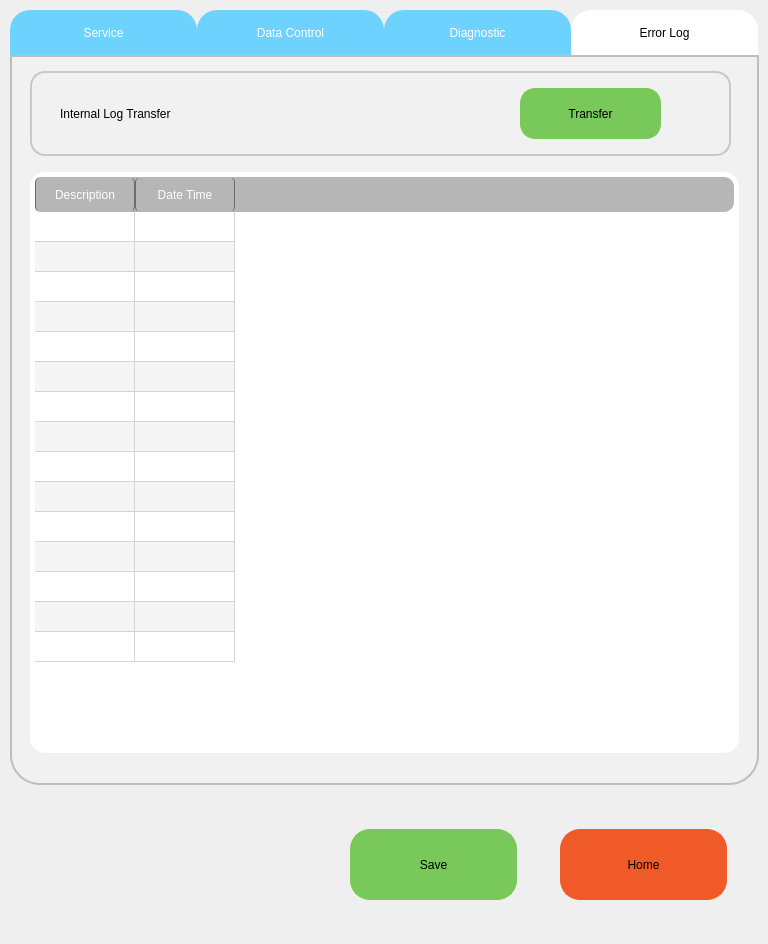
Before: the Qt Designer form pApp-22-June-2021/sservice.ui in ChandraMVE/PSSC_QT_Development, drawn with Qt 5.
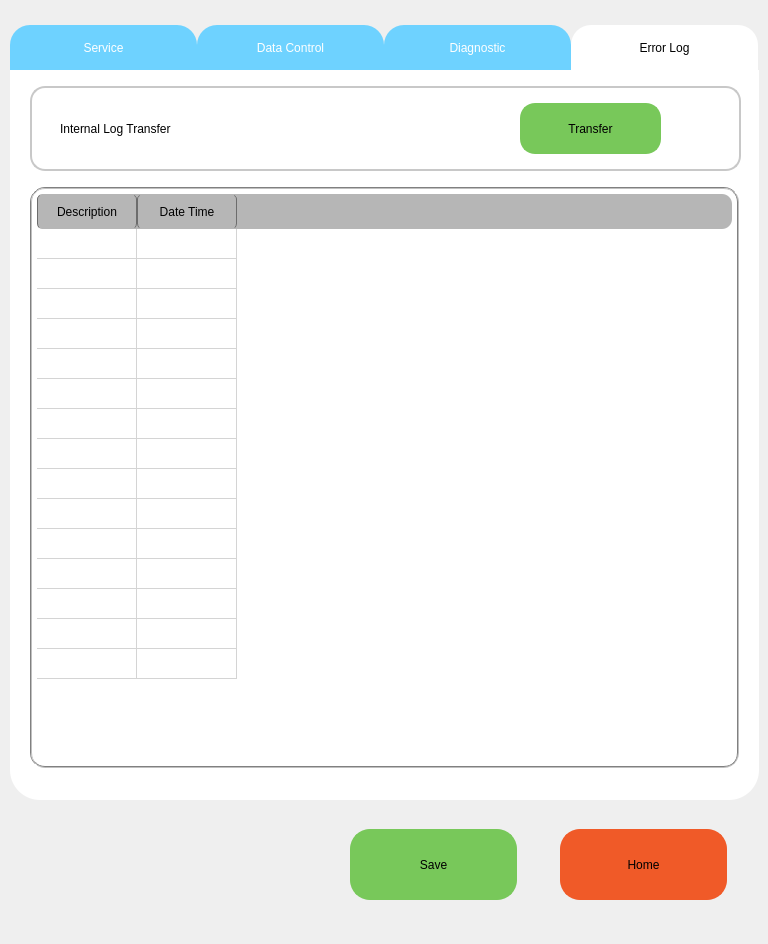
After: the same form once the commit is applied. The open tabs and pages were chosen to show the change. Icons and pictures are not drawn. Custom widgets are drawn as their Qt base class.

The edit to the form file:
```diff
--- a/pApp-22-June-2021/sservice.ui
+++ b/pApp-22-June-2021/sservice.ui
@@ -144,7 +144,7 @@
    <property name="geometry">
     <rect>
      <x>10</x>
-     <y>10</y>
+     <y>25</y>
      <width>749</width>
      <height>790</height>
     </rect>
@@ -2378,8 +2378,8 @@
       </rect>
      </property>
      <property name="styleSheet">
-      <string notr="true">background-color: rgb(241, 241, 241);
-	 border: 2px solid #C4C4C3;
+      <string notr="true">background-color: rgb(255, 255, 255);
+	 border: 0px solid #C4C4C3;
     border-bottom-color: #C2C7CB; /* same as the pane color */
     border-bottom-left-radius: 30px;
 border-bottom-right-radius: 30px;
@@ -2426,13 +2426,13 @@
        <string notr="true">QTableView {
    color: rgb(0, 0, 0);
    Background-color : white;
-   alternate-background-color: rgb(245,245,245);
+   alternate-background-color: rgb(255,255,255);
    Selection-color: white; /* The text color of the selected area*/
    Selection-background-color:  rgb(21, 100, 192);
-   border: 0px groove gray;
+   border: 2px groove gray;
    border-radius: 15px;
    padding: 2px 4px;
-   font: 75 18pt &quot;Roboto Medium&quot;;
+   font: 75 14pt &quot;Roboto Medium&quot;;
    padding:5px;
    outline: 0px;
 }
@@ -2448,7 +2448,7 @@
 
 QHeaderView::section {
 	background-color: rgb(182, 182, 182);
-    color: white;
+    color: black;
     border-left: 1px solid #6c6c6c;
     border-right: 1px solid #6c6c6c;
     height: 35px;
@@ -2461,21 +2461,22 @@
 }
 
 QScrollBar:horizontal {
-    background:  rgb(230,230,230);
+    background:  rgb(255,255,255);
     height:41px;
     margin: 0px 50px 0 50px;
-    border-top: 2px solid  rgb(182, 182, 182);
+    border-top: 2px solid  rgb(21, 100, 192);
+    border-bottom: 2px solid  rgb(21, 100, 192);
     border-radius: 0px;
 }
 
 QScrollBar::handle:horizontal {
-    background:  rgb(182, 182, 182);
+    background:  rgb(21, 100, 192);
     min-width: 20px;
 }
 
 QScrollBar::add-line:horizontal {
     border: 0px solid grey;
-    background: rgb(230,230,230);
+    background: rgb(255,255,255);
 	width:50px;
     subcontrol-position: right;
     subcontrol-origin: margin;
@@ -2490,7 +2491,7 @@
 }
 
 QScrollBar:left-arrow:horizontal  {
-    width: 40px;
+    width: 50px;
     height: 41px;
 	background-image: url(:/images/icons/cleftarrow.png);
 }
@@ -2508,21 +2509,22 @@
 /*  vertical */
 QScrollBar:vertical {
      border: 0px solid  rgb(21, 100, 192);
-     background:  rgb(230,230,230);
-     width: 51px;
+     background:  rgb(255,255,255);
+     width: 41px;
 	 margin: 50px 0 50px 0;
-     border-left: 2px solid  rgb(182, 182, 182);
+     border-left: 2px solid  rgb(21, 100, 192);
+     border-right: 2px solid  rgb(21, 100, 192);
      border-radius: 0px;
  }
 
  QScrollBar::handle:vertical {
-     background:  rgb(182, 182, 182);
+     background: rgb(21, 100, 192);
      min-height: 20px;
  }
 
  QScrollBar::add-line:vertical {
      border: 0px solid grey;
-     background:  rgb(230,230,230);
+     background:  rgb(255,255,255);
      height: 50px;
      subcontrol-position: bottom;
      subcontrol-origin: margin;
@@ -2530,7 +2532,7 @@
 
  QScrollBar::sub-line:vertical {
      border: 0px solid grey;
-     background:  rgb(230,230,230);
+     background:  rgb(255,255,255);
      height: 50px;
      subcontrol-position: top;
      subcontrol-origin: margin;
@@ -2549,14 +2551,13 @@
  }
 
  QScrollBar::add-page:vertical, QScrollBar::sub-page:vertical {
-       background:  rgb(241, 241, 241);
+       background:  rgb(255,255,255);
  }
 
 QTableView::item {
     padding: 2px 4px;
     outline: 0px;
-}
-</string>
+}</string>
       </property>
       <property name="editTriggers">
        <set>QAbstractItemView::NoEditTriggers</set>
@@ -2679,7 +2680,7 @@
        <rect>
         <x>20</x>
         <y>0</y>
-        <width>701</width>
+        <width>711</width>
         <height>101</height>
        </rect>
       </property>
```
Left out of the diff: 34 changed lines with no effect on the pictures.
